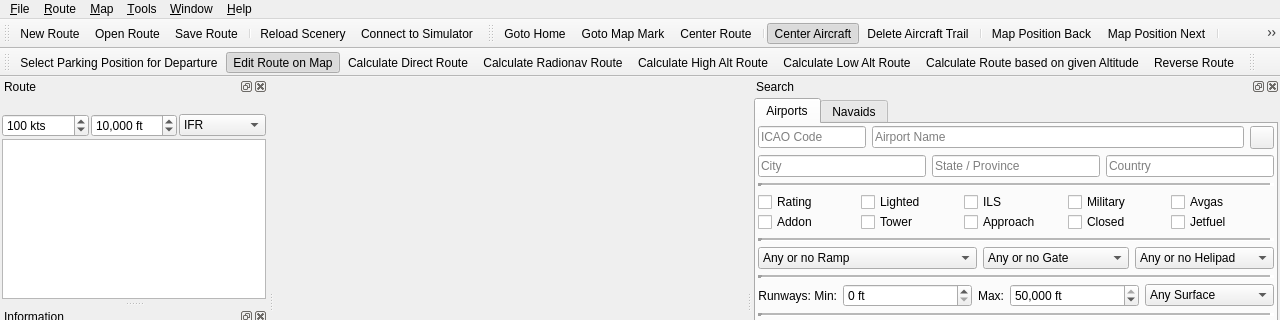
The window that src/gui/mainwindow.ui (albar965/littlenavmap) describes before a commit, drawn with Qt 5; both pictures show x 0 to 1280 and y 0 to 320 of the 1280 by 768 pixel window.
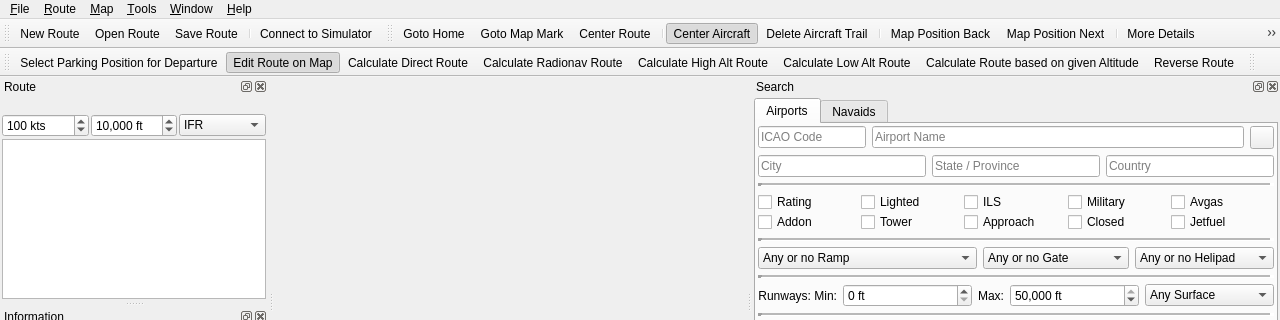
The same window after the commit. Icons and pictures are not drawn.

What changed in the file:
```diff
--- a/src/gui/mainwindow.ui
+++ b/src/gui/mainwindow.ui
@@ -151,7 +151,6 @@
    <addaction name="actionRouteOpen"/>
    <addaction name="actionRouteSave"/>
    <addaction name="separator"/>
-   <addaction name="actionReloadScenery"/>
    <addaction name="actionConnectSimulator"/>
   </widget>
   <widget class="QStatusBar" name="statusBar"/>
```
Left out of the diff: 1 changed line with no effect on the pictures.
